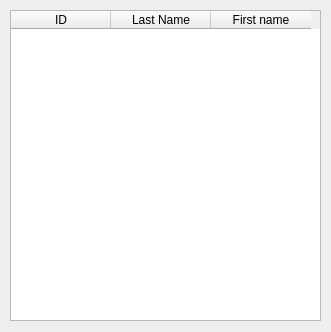
This is src/wndsearch.ui in JDougherty/Fire-Department-Management-System as Qt 5 draws it before an edit. The edited form follows.
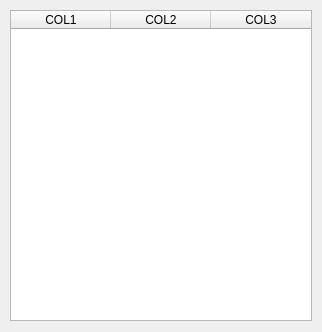
This is the edited form.

```diff
--- a/src/wndsearch.ui
+++ b/src/wndsearch.ui
@@ -6,7 +6,7 @@
    <rect>
     <x>0</x>
     <y>0</y>
-    <width>331</width>
+    <width>322</width>
     <height>332</height>
    </rect>
   </property>
@@ -16,6 +16,12 @@
     <verstretch>0</verstretch>
    </sizepolicy>
   </property>
+  <property name="minimumSize">
+   <size>
+    <width>322</width>
+    <height>332</height>
+   </size>
+  </property>
   <property name="windowTitle">
    <string>Search</string>
   </property>
@@ -25,23 +31,29 @@
      <rect>
       <x>10</x>
       <y>10</y>
-      <width>311</width>
+      <width>302</width>
       <height>311</height>
      </rect>
     </property>
+    <property name="verticalScrollBarPolicy">
+     <enum>Qt::ScrollBarAlwaysOff</enum>
+    </property>
+    <property name="horizontalScrollBarPolicy">
+     <enum>Qt::ScrollBarAlwaysOff</enum>
+    </property>
     <column>
      <property name="text">
-      <string>ID</string>
+      <string>COL1</string>
      </property>
     </column>
     <column>
      <property name="text">
-      <string>Last Name</string>
+      <string>COL2</string>
      </property>
     </column>
     <column>
      <property name="text">
-      <string>First name</string>
+      <string>COL3</string>
      </property>
     </column>
    </widget>
```
Left out of the diff: 4 changed lines with no effect on the pictures.
